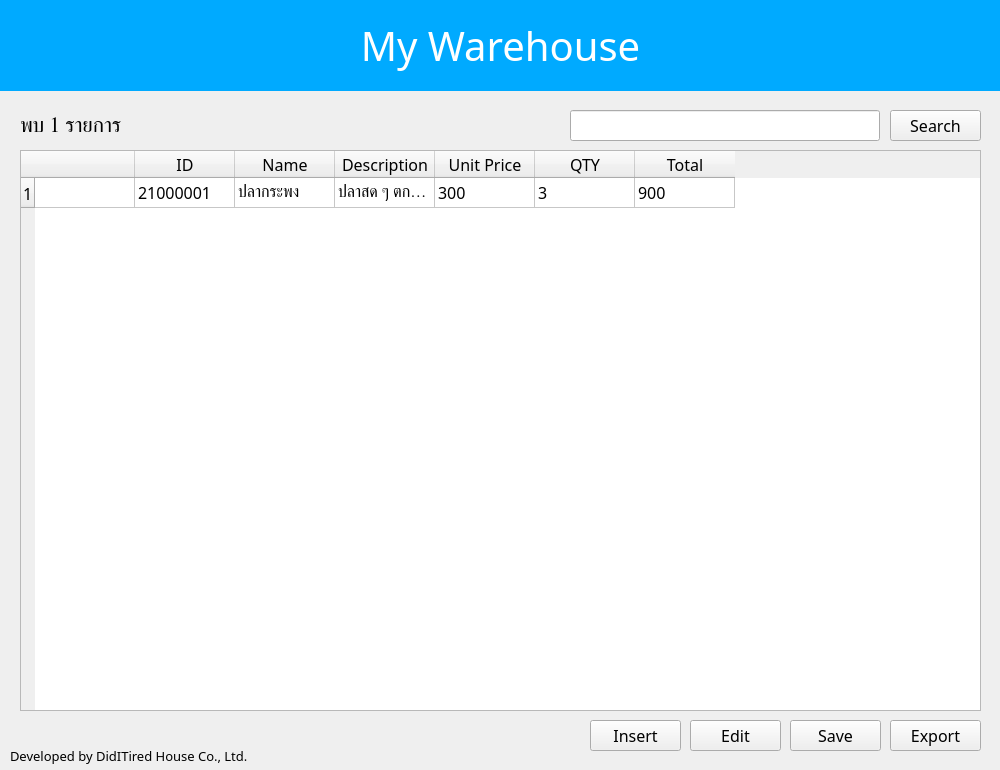
First picture: the form in MyWarehouse/mywarehouse.ui, repository richeyphu/MyWarehouse-Project, before the edit.
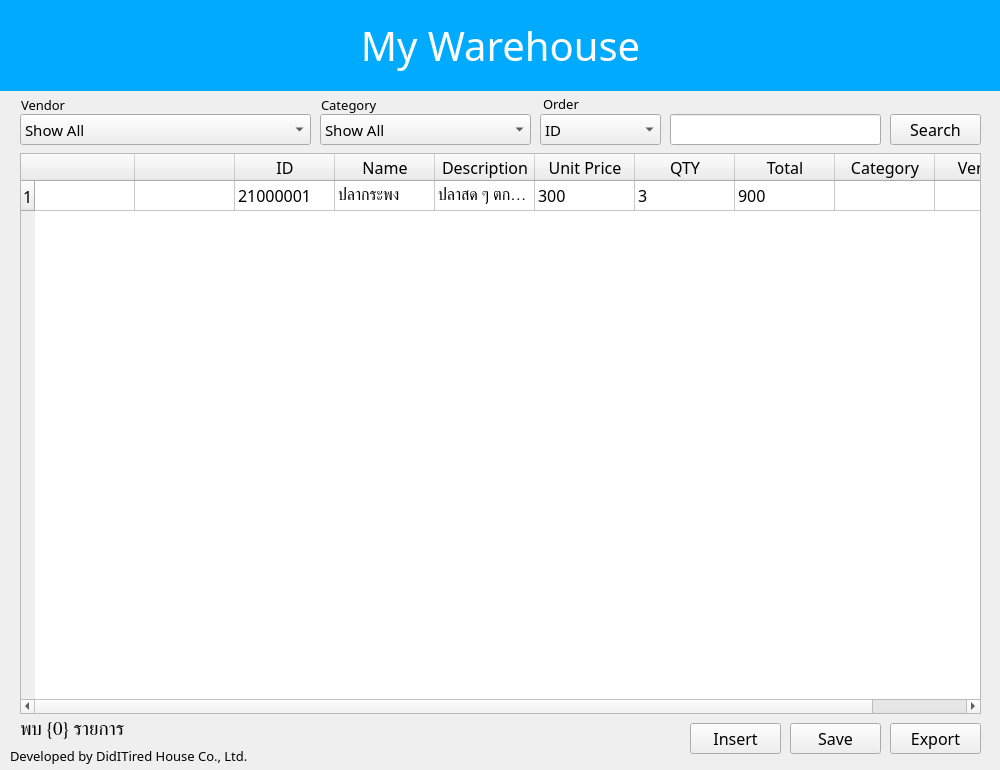
Second picture: the form after the edit.

Diff of the .ui file:
```diff
--- a/MyWarehouse/mywarehouse.ui
+++ b/MyWarehouse/mywarehouse.ui
@@ -29,7 +29,7 @@
    <property name="geometry">
     <rect>
      <x>20</x>
-     <y>150</y>
+     <y>153</y>
      <width>961</width>
      <height>561</height>
     </rect>
@@ -50,6 +50,11 @@
      <string/>
     </property>
    </column>
+   <column>
+    <property name="text">
+     <string/>
+    </property>
+   </column>
    <column>
     <property name="text">
      <string>ID</string>
@@ -80,33 +85,43 @@
      <string>Total</string>
     </property>
    </column>
-   <item row="0" column="1">
+   <column>
     <property name="text">
-     <string>21000001</string>
+     <string>Category</string>
     </property>
-   </item>
+   </column>
+   <column>
+    <property name="text">
+     <string>Vendor</string>
+    </property>
+   </column>
    <item row="0" column="2">
     <property name="text">
-     <string>ปลากระพง</string>
+     <string>21000001</string>
     </property>
    </item>
    <item row="0" column="3">
     <property name="text">
-     <string>ปลาสด ๆ ตกจากทะเล</string>
+     <string>ปลากระพง</string>
     </property>
    </item>
    <item row="0" column="4">
     <property name="text">
-     <string>300</string>
+     <string>ปลาสด ๆ ตกจากทะเล</string>
     </property>
    </item>
    <item row="0" column="5">
     <property name="text">
-     <string>3</string>
+     <string>300</string>
     </property>
    </item>
    <item row="0" column="6">
     <property name="text">
+     <string>3</string>
+    </property>
+   </item>
+   <item row="0" column="7">
+    <property name="text">
      <string>900</string>
     </property>
    </item>
@@ -114,9 +129,9 @@
   <widget class="QLineEdit" name="txt_search">
    <property name="geometry">
     <rect>
-     <x>570</x>
-     <y>110</y>
-     <width>310</width>
+     <x>670</x>
+     <y>114</y>
+     <width>211</width>
      <height>31</height>
     </rect>
    </property>
@@ -126,12 +141,15 @@
      <pointsize>12</pointsize>
     </font>
    </property>
+   <property name="toolTip">
+    <string>&lt;html&gt;&lt;head/&gt;&lt;body&gt;&lt;p&gt;ค้นหาสินค้า&lt;/p&gt;&lt;/body&gt;&lt;/html&gt;</string>
+   </property>
   </widget>
   <widget class="QPushButton" name="btn_search">
    <property name="geometry">
     <rect>
      <x>890</x>
-     <y>110</y>
+     <y>114</y>
      <width>91</width>
      <height>31</height>
     </rect>
@@ -142,6 +160,9 @@
      <pointsize>12</pointsize>
     </font>
    </property>
+   <property name="toolTip">
+    <string>&lt;html&gt;&lt;head/&gt;&lt;body&gt;&lt;p&gt;ค้นหา&lt;/p&gt;&lt;/body&gt;&lt;/html&gt;</string>
+   </property>
    <property name="text">
     <string>Search</string>
    </property>
@@ -150,7 +171,7 @@
    <property name="geometry">
     <rect>
      <x>890</x>
-     <y>720</y>
+     <y>723</y>
      <width>91</width>
      <height>31</height>
     </rect>
@@ -161,6 +182,9 @@
      <pointsize>12</pointsize>
     </font>
    </property>
+   <property name="toolTip">
+    <string>&lt;html&gt;&lt;head/&gt;&lt;body&gt;&lt;p&gt;ส่งออกรายการสินค้าเป็นไฟล์ CSV&lt;/p&gt;&lt;/body&gt;&lt;/html&gt;</string>
+   </property>
    <property name="text">
     <string>Export</string>
    </property>
@@ -169,7 +193,7 @@
    <property name="geometry">
     <rect>
      <x>790</x>
-     <y>720</y>
+     <y>723</y>
      <width>91</width>
      <height>31</height>
     </rect>
@@ -233,45 +257,26 @@
    <property name="geometry">
     <rect>
      <x>20</x>
-     <y>110</y>
-     <width>501</width>
+     <y>713</y>
+     <width>461</width>
      <height>31</height>
     </rect>
    </property>
    <property name="font">
     <font>
-     <family>Kanit</family>
-     <pointsize>16</pointsize>
+     <family>Kanit Light</family>
+     <pointsize>14</pointsize>
     </font>
    </property>
    <property name="text">
-    <string>พบ 1 รายการ</string>
+    <string>พบ {0} รายการ</string>
    </property>
   </widget>
   <widget class="QPushButton" name="btn_insert">
    <property name="geometry">
     <rect>
-     <x>590</x>
-     <y>720</y>
-     <width>91</width>
-     <height>31</height>
-    </rect>
-   </property>
-   <property name="font">
-    <font>
-     <family>Kanit Light</family>
-     <pointsize>12</pointsize>
-    </font>
-   </property>
-   <property name="text">
-    <string>Insert</string>
-   </property>
-  </widget>
-  <widget class="QPushButton" name="btn_edit">
-   <property name="geometry">
-    <rect>
      <x>690</x>
-     <y>720</y>
+     <y>723</y>
      <width>91</width>
      <height>31</height>
     </rect>
@@ -282,8 +287,190 @@
      <pointsize>12</pointsize>
     </font>
    </property>
+   <property name="toolTip">
+    <string>&lt;html&gt;&lt;head/&gt;&lt;body&gt;&lt;p&gt;เพิ่มรายการสินค้า&lt;/p&gt;&lt;/body&gt;&lt;/html&gt;</string>
+   </property>
    <property name="text">
-    <string>Edit</string>
+    <string>Insert</string>
+   </property>
+  </widget>
+  <widget class="QComboBox" name="cmb_order">
+   <property name="geometry">
+    <rect>
+     <x>540</x>
+     <y>114</y>
+     <width>121</width>
+     <height>31</height>
+    </rect>
+   </property>
+   <property name="font">
+    <font>
+     <family>Kanit Light</family>
+     <pointsize>11</pointsize>
+    </font>
+   </property>
+   <property name="toolTip">
+    <string>&lt;html&gt;&lt;head/&gt;&lt;body&gt;&lt;p&gt;จัดเรียงตาม&lt;/p&gt;&lt;/body&gt;&lt;/html&gt;</string>
+   </property>
+   <item>
+    <property name="text">
+     <string>ID</string>
+    </property>
+   </item>
+   <item>
+    <property name="text">
+     <string>Name (A-Z)</string>
+    </property>
+   </item>
+   <item>
+    <property name="text">
+     <string>Name (Z-A)</string>
+    </property>
+   </item>
+   <item>
+    <property name="text">
+     <string>QTY ▲</string>
+    </property>
+   </item>
+   <item>
+    <property name="text">
+     <string>QTY ▼</string>
+    </property>
+   </item>
+   <item>
+    <property name="text">
+     <string>Unit Price ▲</string>
+    </property>
+   </item>
+   <item>
+    <property name="text">
+     <string>Unit Price ▼</string>
+    </property>
+   </item>
+   <item>
+    <property name="text">
+     <string>Total ▲</string>
+    </property>
+   </item>
+   <item>
+    <property name="text">
+     <string>Total ▼</string>
+    </property>
+   </item>
+   <item>
+    <property name="text">
+     <string>Vendor (A-Z)</string>
+    </property>
+   </item>
+   <item>
+    <property name="text">
+     <string>Vendor (Z-A)</string>
+    </property>
+   </item>
+  </widget>
+  <widget class="QComboBox" name="cmb_cat">
+   <property name="geometry">
+    <rect>
+     <x>320</x>
+     <y>114</y>
+     <width>211</width>
+     <height>31</height>
+    </rect>
+   </property>
+   <property name="font">
+    <font>
+     <family>Kanit Light</family>
+     <pointsize>11</pointsize>
+    </font>
+   </property>
+   <property name="toolTip">
+    <string>&lt;html&gt;&lt;head/&gt;&lt;body&gt;&lt;p&gt;ประเภทสินค้า&lt;/p&gt;&lt;/body&gt;&lt;/html&gt;</string>
+   </property>
+   <item>
+    <property name="text">
+     <string>Show All</string>
+    </property>
+   </item>
+  </widget>
+  <widget class="QComboBox" name="cmb_vendor">
+   <property name="geometry">
+    <rect>
+     <x>20</x>
+     <y>114</y>
+     <width>291</width>
+     <height>31</height>
+    </rect>
+   </property>
+   <property name="font">
+    <font>
+     <family>Kanit Light</family>
+     <pointsize>11</pointsize>
+    </font>
+   </property>
+   <property name="toolTip">
+    <string>&lt;html&gt;&lt;head/&gt;&lt;body&gt;&lt;p&gt;ประเภทสินค้า&lt;/p&gt;&lt;/body&gt;&lt;/html&gt;</string>
+   </property>
+   <item>
+    <property name="text">
+     <string>Show All</string>
+    </property>
+   </item>
+  </widget>
+  <widget class="QLabel" name="lbl_found_2">
+   <property name="geometry">
+    <rect>
+     <x>21</x>
+     <y>95</y>
+     <width>51</width>
+     <height>20</height>
+    </rect>
+   </property>
+   <property name="font">
+    <font>
+     <family>Kanit Light</family>
+     <pointsize>10</pointsize>
+    </font>
+   </property>
+   <property name="text">
+    <string>Vendor</string>
+   </property>
+  </widget>
+  <widget class="QLabel" name="lbl_found_3">
+   <property name="geometry">
+    <rect>
+     <x>321</x>
+     <y>95</y>
+     <width>141</width>
+     <height>20</height>
+    </rect>
+   </property>
+   <property name="font">
+    <font>
+     <family>Kanit Light</family>
+     <pointsize>10</pointsize>
+    </font>
+   </property>
+   <property name="text">
+    <string>Category</string>
+   </property>
+  </widget>
+  <widget class="QLabel" name="lbl_found_4">
+   <property name="geometry">
+    <rect>
+     <x>543</x>
+     <y>94</y>
+     <width>101</width>
+     <height>20</height>
+    </rect>
+   </property>
+   <property name="font">
+    <font>
+     <family>Kanit Light</family>
+     <pointsize>10</pointsize>
+    </font>
+   </property>
+   <property name="text">
+    <string>Order</string>
    </property>
   </widget>
  </widget>
```
Left out of the diff: 1 changed line with no effect on the pictures.
